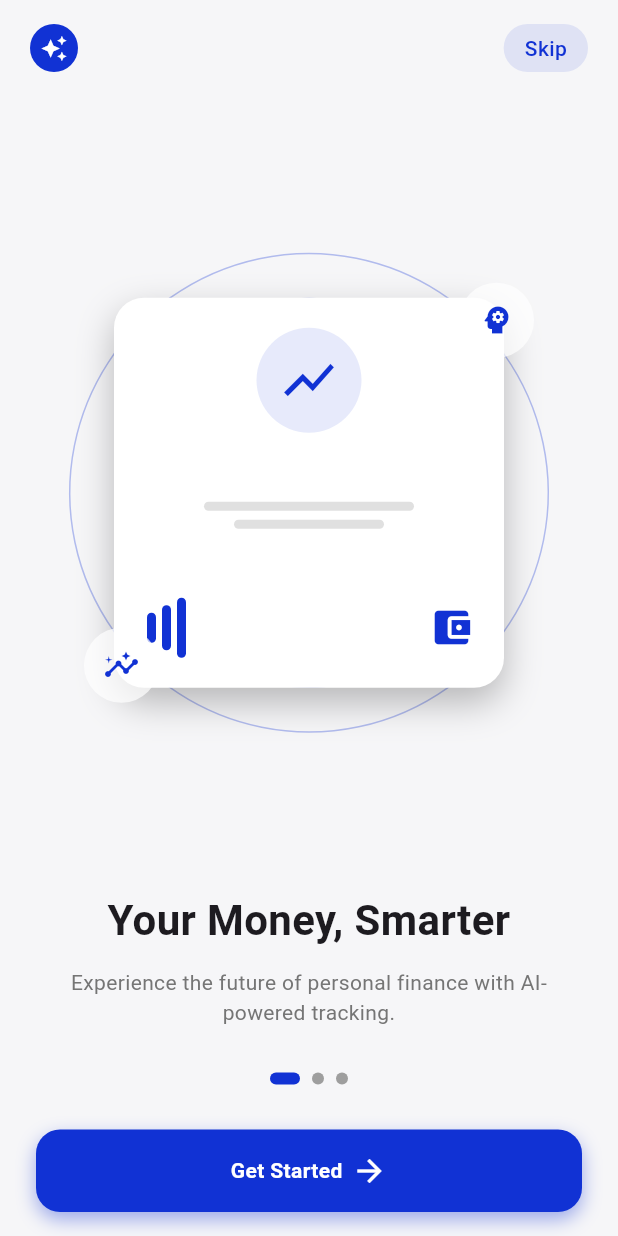
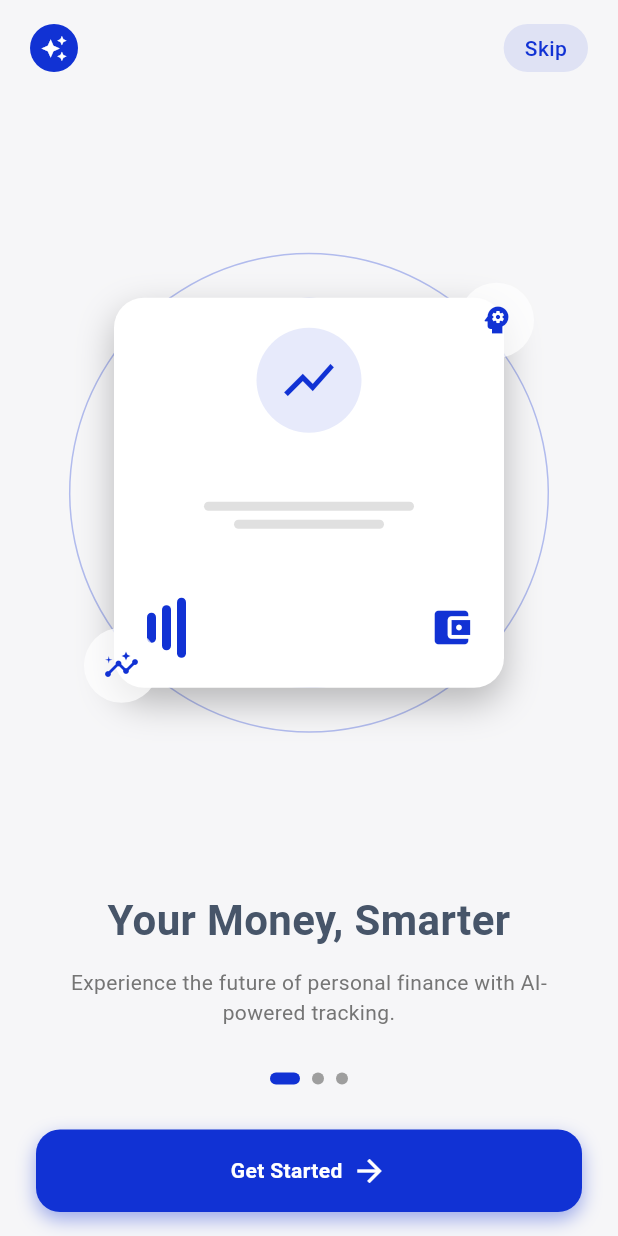
Before and after one commit to Pthieuu/project-base, a Flutter app: the screen it shows after launch, on a phone screen of 412 x 824 dp. Run offline on Flutter 3.47's test engine with Material 3 defaults, Android fonts, the phone set to English and light mode, and no system bars; accounts and stored records are empty.

Commit message:
fix lỗi ui

```diff
--- a/project_base/lib/main.dart
+++ b/project_base/lib/main.dart
@@ -21,14 +21,71 @@ class MyApp extends StatelessWidget {
   Widget build(BuildContext context) {
 
     final theme = Provider.of<ThemeController>(context);
+    const primary = Color(0xFF1132D4);
 
     return MaterialApp(
       debugShowCheckedModeBanner: false,
       title: "AI Expense Manager",
 
       /// 🌙 DARK MODE
-      theme: ThemeData.light(),
-      darkTheme: ThemeData.dark(),
+      theme: ThemeData(
+        brightness: Brightness.light,
+        scaffoldBackgroundColor: Colors.white,
+        cardColor: Colors.white,
+        primaryColor: primary,
+        appBarTheme: const AppBarTheme(
+          backgroundColor: Colors.white,
+          foregroundColor: Color(0xFF0F172A),
+          surfaceTintColor: Colors.transparent,
+        ),
+        iconTheme: const IconThemeData(color: Color(0xFF0F172A)),
+        textTheme: const TextTheme(
+          titleLarge: TextStyle(color: Color(0xFF0F172A)),
+          bodyLarge: TextStyle(color: Color(0xFF0F172A)),
+          bodyMedium: TextStyle(color: Color(0xFF475569)),
+        ),
+        switchTheme: SwitchThemeData(
+          thumbColor: WidgetStateProperty.resolveWith((states) {
+            return states.contains(WidgetState.selected)
+                ? primary
+                : Colors.white;
+          }),
+          trackColor: WidgetStateProperty.resolveWith((states) {
+            return states.contains(WidgetState.selected)
+                ? primary.withOpacity(0.35)
+                : const Color(0xFFE2E8F0);
+          }),
+        ),
+      ),
+      darkTheme: ThemeData(
+        brightness: Brightness.dark,
+        scaffoldBackgroundColor: Colors.black,
+        cardColor: const Color(0xFF111111),
+        primaryColor: primary,
+        appBarTheme: const AppBarTheme(
+          backgroundColor: Colors.black,
+          foregroundColor: Colors.white,
+          surfaceTintColor: Colors.transparent,
+        ),
+        iconTheme: const IconThemeData(color: Colors.white),
+        textTheme: const TextTheme(
+          titleLarge: TextStyle(color: Colors.white),
+          bodyLarge: TextStyle(color: Colors.white),
+          bodyMedium: TextStyle(color: Color(0xFF94A3B8)),
+        ),
+        switchTheme: SwitchThemeData(
+          thumbColor: WidgetStateProperty.resolveWith((states) {
+            return states.contains(WidgetState.selected)
+                ? primary
+                : const Color(0xFFCBD5E1);
+          }),
+          trackColor: WidgetStateProperty.resolveWith((states) {
+            return states.contains(WidgetState.selected)
+                ? primary.withOpacity(0.45)
+                : Colors.white24;
+          }),
+        ),
+      ),
       themeMode: theme.isDark
           ? ThemeMode.dark
           : ThemeMode.light,
--- a/project_base/lib/screens/main_screen.dart
+++ b/project_base/lib/screens/main_screen.dart
@@ -41,15 +41,17 @@ class _MainScreenState extends State<MainScreen> {
 
   @override
   Widget build(BuildContext context) {
+    final theme = Theme.of(context);
+    final isDark = theme.brightness == Brightness.dark;
 
     return Scaffold(
       body: _screens[_selectedIndex],
 
       bottomNavigationBar: BottomNavigationBar(
         currentIndex: _selectedIndex,
-        backgroundColor: Colors.white,
+        backgroundColor: isDark ? const Color(0xFF111111) : Colors.white,
         selectedItemColor: const Color(0xFF1132D4),
-        unselectedItemColor: Colors.grey,
+        unselectedItemColor: isDark ? Colors.white60 : Colors.grey,
         type: BottomNavigationBarType.fixed,
         onTap: _onItemTapped,
 
```
Also changed, not shown: project_base/lib/screens/dashboard_screen.dart (+64 -10 lines), project_base/lib/screens/profile_screen.dart (+24 -11 lines), project_base/lib/screens/transaction_history.dart (+68 -6 lines).
